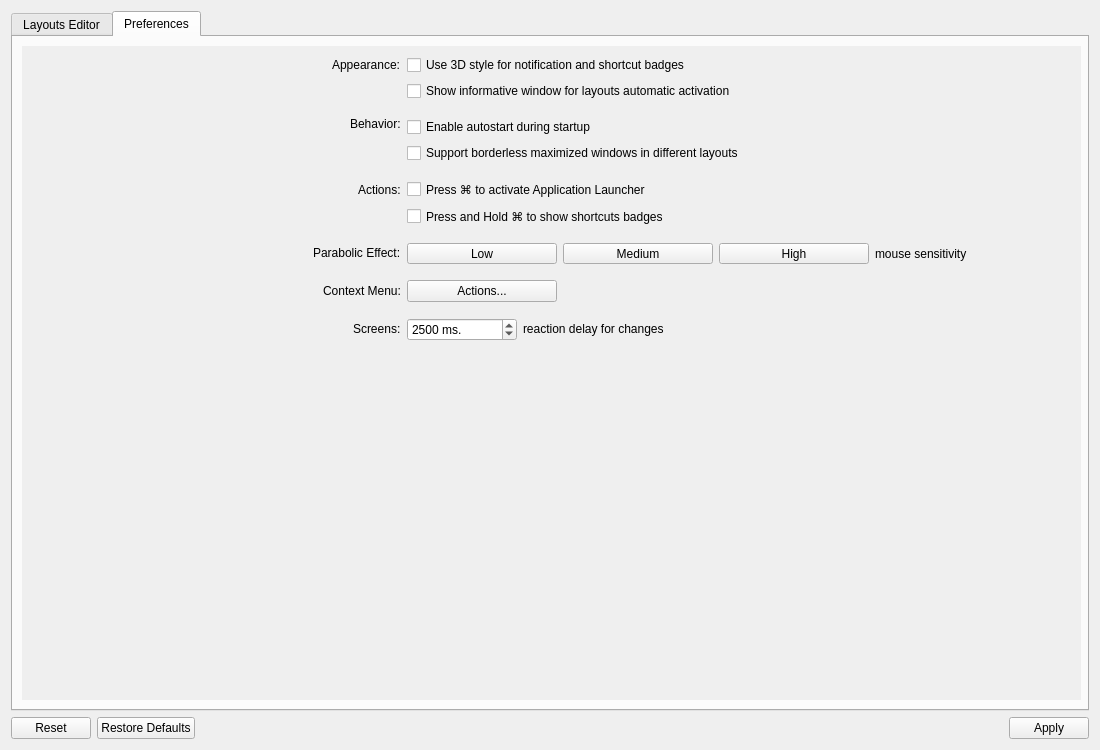
The window that app/settings/settingsdialog/settingsdialog.ui (KDE/latte-dock) describes before a commit, drawn with Qt 5.
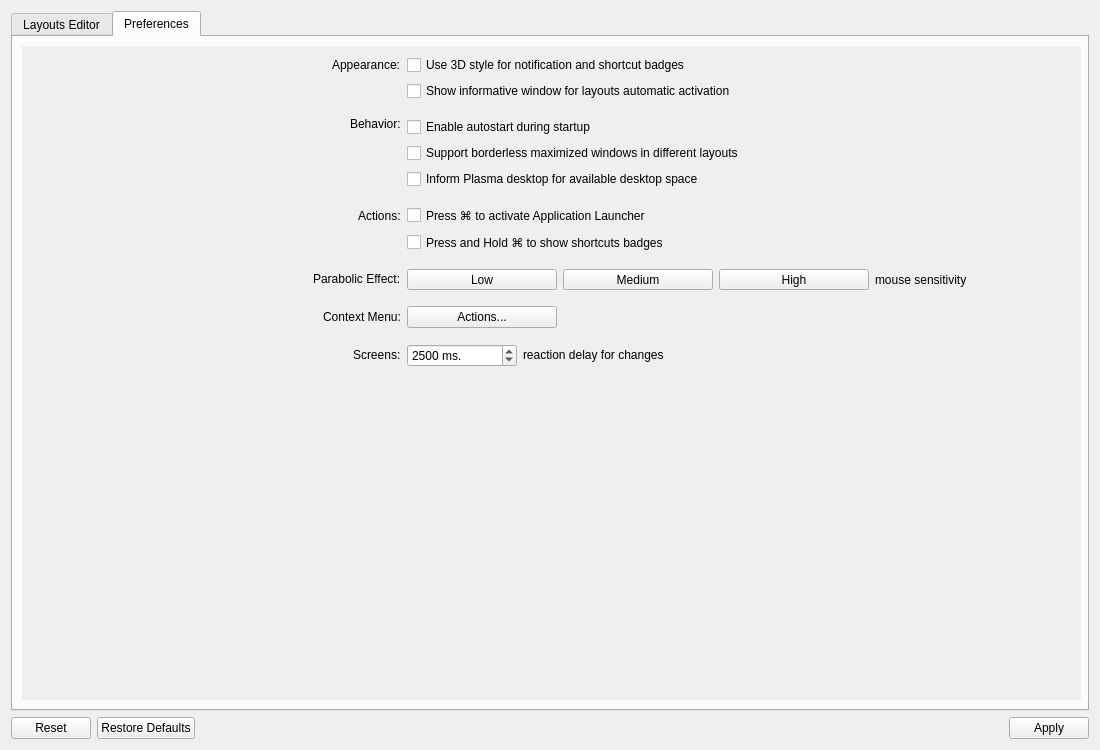
The same window after the commit. The open tabs and pages were chosen to show the change. Icons and pictures are not drawn. Custom widgets are drawn as their Qt base class.

Patch:
```diff
--- a/app/settings/settingsdialog/settingsdialog.ui
+++ b/app/settings/settingsdialog/settingsdialog.ui
@@ -522,7 +522,7 @@
             <x>0</x>
             <y>0</y>
             <width>1068</width>
-            <height>401</height>
+            <height>428</height>
            </rect>
           </property>
           <property name="sizePolicy">
@@ -1116,6 +1116,13 @@
                </item>
               </layout>
              </item>
+             <item row="6" column="1">
+              <widget class="QCheckBox" name="broadcastGeomChkBox">
+               <property name="text">
+                <string>Inform Plasma desktop for available desktop space</string>
+               </property>
+              </widget>
+             </item>
             </layout>
            </item>
           </layout>
```
